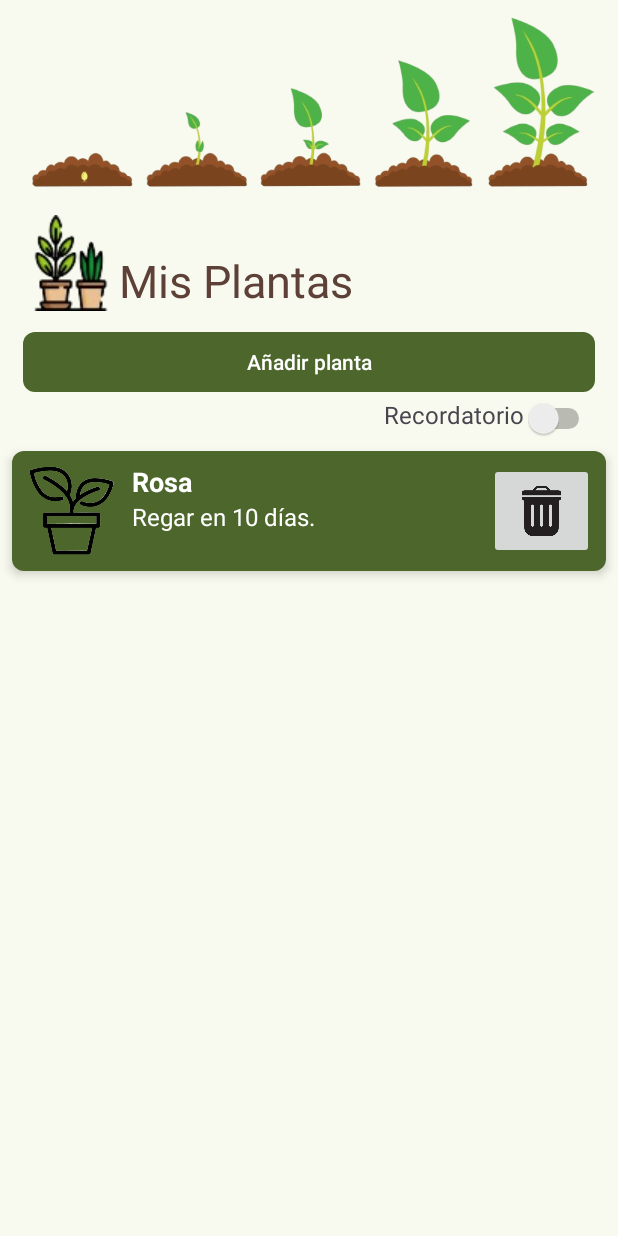
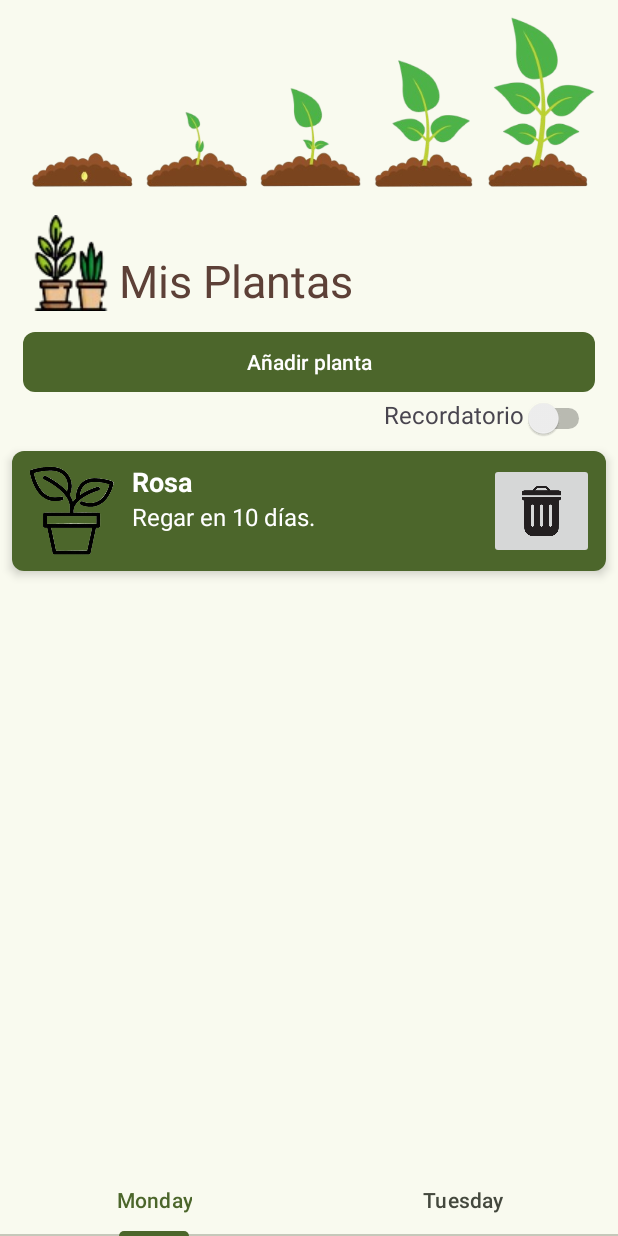
Before and after one commit to EliseoIggz/TrabajoFinal3, an Android app: the screen it shows after launch (MainActivity), on a phone screen of 412 x 824 dp. Run offline under Robolectric (Android 15) with nearby library versions, the phone set to English and light mode, and no system bars.

Commit message:
rama de la tarea 1

```diff
--- a/app/src/main/res/layout/activity_main.xml
+++ b/app/src/main/res/layout/activity_main.xml
@@ -9,6 +9,27 @@
     app:layout_constraintHorizontal_bias="0.5"
     app:layout_constraintStart_toStartOf="@+id/main"
     tools:context=".MainActivity">
+
+    <com.google.android.material.tabs.TabLayout
+        android:id="@+id/tabLayout"
+        android:layout_width="match_parent"
+        android:layout_height="wrap_content"
+        app:layout_constraintBottom_toBottomOf="parent"
+        app:layout_constraintStart_toStartOf="parent">
+
+        <com.google.android.material.tabs.TabItem
+            android:id="@+id/tab1"
+            android:layout_width="wrap_content"
+            android:layout_height="wrap_content"
+            android:text="Monday" />
+
+        <com.google.android.material.tabs.TabItem
+            android:id="@+id/tab2"
+            android:layout_width="wrap_content"
+            android:layout_height="wrap_content"
+            android:text="Tuesday" />
+
+    </com.google.android.material.tabs.TabLayout>
 
     <TextView
         android:id="@+id/textView"
@@ -28,7 +49,7 @@
         android:layout_marginLeft="15dp"
         android:layout_marginRight="15dp"
         android:scrollbars="vertical"
-        app:layout_constraintBottom_toBottomOf="parent"
+        app:layout_constraintBottom_toTopOf="@+id/tabLayout"
         app:layout_constraintEnd_toEndOf="parent"
         app:layout_constraintHorizontal_bias="0.5"
         app:layout_constraintStart_toStartOf="parent"
--- /dev/null
+++ b/app/src/main/res/menu/menu.xml
@@ -0,0 +1,10 @@
+<?xml version="1.0" encoding="utf-8"?>
+<menu xmlns:android="http://schemas.android.com/apk/res/android">
+
+    <item
+        android:id="@+id/itemAmarillo"
+        android:title="Cambiar a amarillo" />
+    <item
+        android:id="@+id/itemVioleta"
+        android:title="Cambiar a violeta" />
+</menu>
```
Also changed, not shown: app/src/main/java/com/example/trabajofinal3/MainActivity.java (+115 -2 lines).
